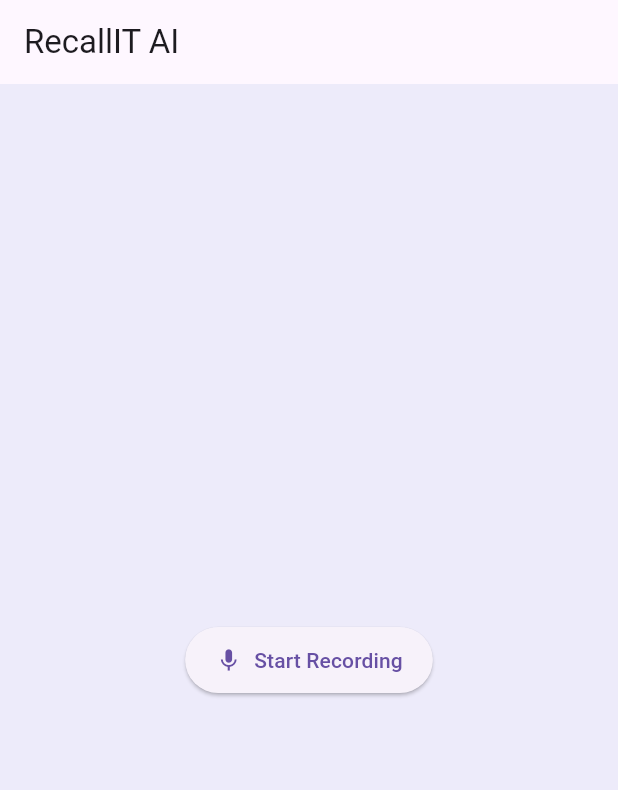
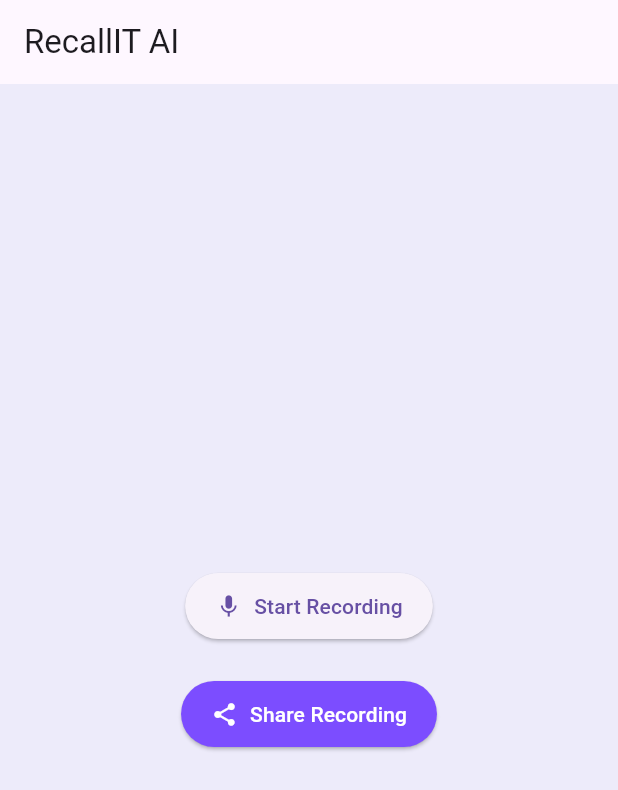
Before and after one commit to ganeshsivanathan/recallit-ai, a Flutter app: the screen it shows after launch, after a tap on "Start Recording", after a tap on "Stop Recording", on a phone screen of 412 x 824 dp. Shown: the top 790 px of the screen. Run offline on Flutter 3.47's test engine with Material 3 defaults, Android fonts, the phone set to English and light mode, and no system bars; our stand-ins replace share_plus; missing offline and left inert: flutter_sound; statements that could not run were skipped.

Commit message:
Added share button to check the voice recording.This is only for testing integration to OpenAI

```diff
--- a/lib/screens/recorder_screen.dart
+++ b/lib/screens/recorder_screen.dart
@@ -1,5 +1,9 @@
+import 'dart:io';
 import 'package:flutter/material.dart';
+import 'package:flutter_sound/flutter_sound.dart';
+import 'package:path_provider/path_provider.dart';
 import '../widgets/recording_indicator.dart';
+import 'package:share_plus/share_plus.dart';
 
 class RecorderScreen extends StatefulWidget {
   const RecorderScreen({super.key});
@@ -9,37 +13,70 @@ class RecorderScreen extends StatefulWidget {
 }
 
 class _RecorderScreenState extends State<RecorderScreen> {
+  final FlutterSoundRecorder _recorder = FlutterSoundRecorder();
   bool _isRecording = false;
+  String? _filePath;
 
-  void _startRecording() {
+  @override
+  void initState() {
+    super.initState();
+    _initRecorder();
+  }
+
+  Future<void> _initRecorder() async {
+    await _recorder.openRecorder();
+
+    final dir = await getTemporaryDirectory();
+    _filePath = '${dir.path}/recallit_${DateTime.now().millisecondsSinceEpoch}.aac';
+
+    print('[RecallIt] Audio will be recorded to: $_filePath');
+  }
+
+  Future<void> _startRecording() async {
+    if (_filePath == null) return;
+
+    await _recorder.startRecorder(
+      toFile: _filePath,
+      codec: Codec.aacADTS,
+    );
+
     setState(() {
       _isRecording = true;
     });
 
-    // TODO: Start your actual recording logic here
-    print('Recording started');
+    print('[RecallIt] Recording started...');
   }
 
-  void _stopRecording() {
+  Future<void> _stopRecording() async {
+    await _recorder.stopRecorder();
+
     setState(() {
       _isRecording = false;
     });
 
-    // TODO: Stop your actual recording logic here
-    print('Recording stopped');
+    print('[RecallIt] Recording stopped.');
+    print('[RecallIt] File saved at: $_filePath');
   }
 
   @override
+  void dispose() {
+    _recorder.closeRecorder();
+    super.dispose();
+  }
+@override
 Widget build(BuildContext context) {
   return Scaffold(
-    backgroundColor: Color(0xFFEDEBFA), // light gray,
+    backgroundColor: const Color(0xFFEDEBFA),
     appBar: AppBar(title: const Text('RecallIT AI')),
     body: Center(
-        child: _isRecording
+      child: Column(
+        mainAxisAlignment: MainAxisAlignment.center,
+        children: [
+          _isRecording
               ? RecordingIndicator(onStop: _stopRecording)
               : ElevatedButton.icon(
                   style: ElevatedButton.styleFrom(
-                    foregroundColor: Color(0xFF6750A4),
+                    foregroundColor: const Color(0xFF6750A4),
                     padding: const EdgeInsets.symmetric(
                       horizontal: 20,
                       vertical: 12,
@@ -49,7 +86,32 @@ class _RecorderScreenState extends State<RecorderScreen> {
                   icon: const Icon(Icons.mic),
                   label: const Text("Start Recording"),
                 ),
+          const SizedBox(height: 24),
+
+          // Share button appears if recording is NOT in progress and a file is available
+          if (!_isRecording && _filePath != null)
+            ElevatedButton.icon(
+              onPressed: () {
+                Share.shareXFiles(
+                  [XFile(_filePath!)],
+                  text: 'Here’s my voice note from RecallIt AI!',
+                );
+              },
+              icon: const Icon(Icons.share),
+              label: const Text('Share Recording'),
+              style: ElevatedButton.styleFrom(
+                backgroundColor: Colors.deepPurpleAccent,
+                foregroundColor: Colors.white,
+                padding: const EdgeInsets.symmetric(
+                  horizontal: 20,
+                  vertical: 12,
+                ),
+              ),
+            ),
+        ],
+      ),
     ),
   );
 }
+
 }
--- /dev/null
+++ b/lib/widgets/share_audio.dart
@@ -0,0 +1,21 @@
+// lib/widgets/share_record.dart
+
+import 'package:flutter/material.dart';
+import 'package:share_plus/share_plus.dart';
+
+class ShareRecord extends StatelessWidget {
+  final String filePath;
+
+  const ShareRecord({super.key, required this.filePath});
+
+  @override
+  Widget build(BuildContext context) {
+    return ElevatedButton.icon(
+      onPressed: () async {
+        await Share.shareXFiles([XFile(filePath)], text: 'Here’s my voice note');
+      },
+      icon: const Icon(Icons.share),
+      label: const Text("Share Recording"),
+    );
+  }
+}
--- a/pubspec.yaml
+++ b/pubspec.yaml
@@ -31,7 +31,6 @@ dependencies:
   flutter:
     sdk: flutter
   flutter_sound: ^9.2.13
-  flutter_audio_waveforms: ^1.2.1+8
   share_plus: ^7.2.1
   permission_handler: ^11.0.1
   path_provider: ^2.1.1
```
Also changed, not shown: pubspec.lock. Lines whose indentation alone changed are shown as unchanged.
